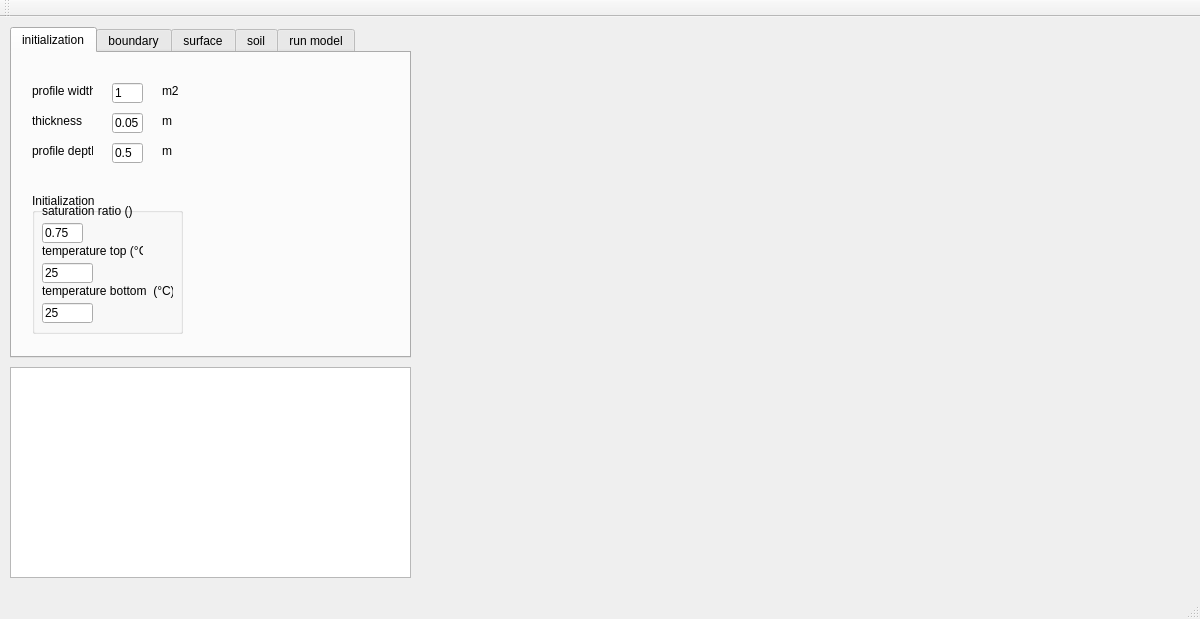
Above: HEAT1D/mainwindow.ui from gaowudao/CRITERIA3D before the change. Below: the same form after it.
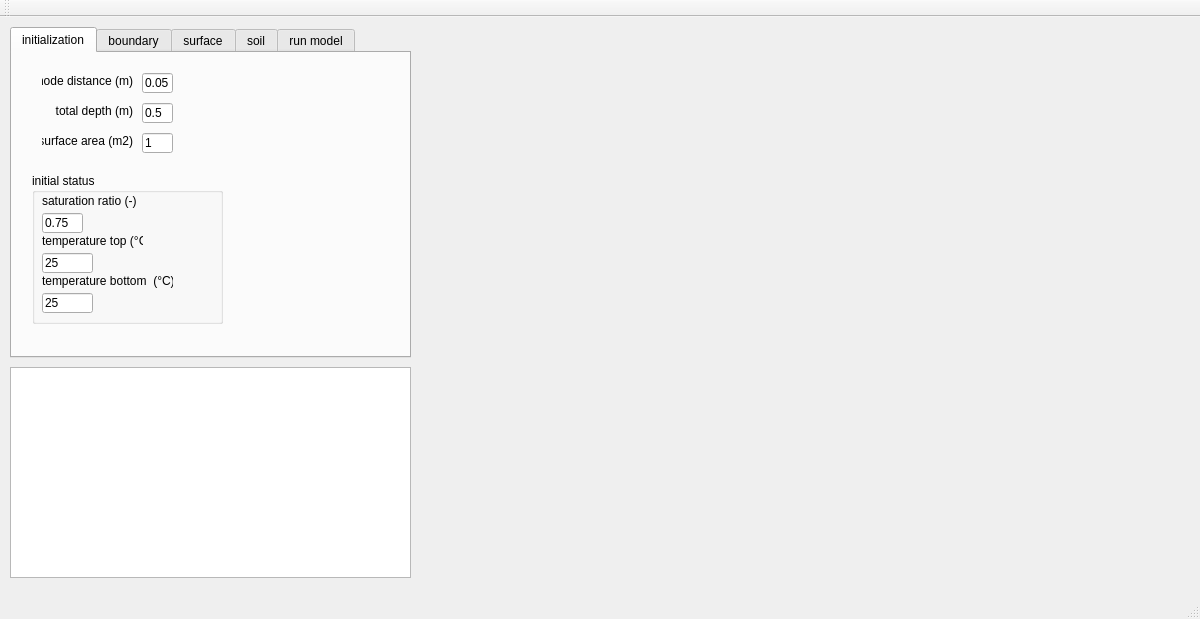
That is the form after the change. The open tabs and pages were chosen to show the change.

Commit message: heat1d minor changes in interface

Diff of the .ui file:
```diff
--- a/HEAT1D/mainwindow.ui
+++ b/HEAT1D/mainwindow.ui
@@ -54,8 +54,8 @@
      <widget class="QLineEdit" name="lineEditWidth">
       <property name="geometry">
        <rect>
-        <x>100</x>
-        <y>30</y>
+        <x>130</x>
+        <y>80</y>
         <width>31</width>
         <height>20</height>
        </rect>
@@ -67,34 +67,40 @@
      <widget class="QLabel" name="label_3">
       <property name="geometry">
        <rect>
-        <x>20</x>
-        <y>60</y>
-        <width>71</width>
+        <x>30</x>
+        <y>20</y>
+        <width>91</width>
         <height>16</height>
        </rect>
       </property>
       <property name="text">
-       <string>thickness</string>
+       <string>node distance (m)</string>
+      </property>
+      <property name="alignment">
+       <set>Qt::AlignRight|Qt::AlignTrailing|Qt::AlignVCenter</set>
       </property>
      </widget>
      <widget class="QLabel" name="label">
       <property name="geometry">
        <rect>
-        <x>20</x>
-        <y>30</y>
-        <width>61</width>
+        <x>30</x>
+        <y>80</y>
+        <width>91</width>
         <height>16</height>
        </rect>
       </property>
       <property name="text">
-       <string>profile width</string>
+       <string>surface area (m2)</string>
+      </property>
+      <property name="alignment">
+       <set>Qt::AlignRight|Qt::AlignTrailing|Qt::AlignVCenter</set>
       </property>
      </widget>
      <widget class="QLineEdit" name="lineEditDepth">
       <property name="geometry">
        <rect>
-        <x>100</x>
-        <y>90</y>
+        <x>130</x>
+        <y>50</y>
         <width>31</width>
         <height>20</height>
        </rect>
@@ -106,21 +112,24 @@
      <widget class="QLabel" name="label_2">
       <property name="geometry">
        <rect>
-        <x>20</x>
-        <y>90</y>
-        <width>61</width>
+        <x>30</x>
+        <y>50</y>
+        <width>91</width>
         <height>16</height>
        </rect>
       </property>
       <property name="text">
-       <string>profile depth</string>
+       <string>total depth (m)</string>
+      </property>
+      <property name="alignment">
+       <set>Qt::AlignRight|Qt::AlignTrailing|Qt::AlignVCenter</set>
       </property>
      </widget>
      <widget class="QLineEdit" name="lineEditThickness">
       <property name="geometry">
        <rect>
-        <x>100</x>
-        <y>60</y>
+        <x>130</x>
+        <y>20</y>
         <width>31</width>
         <height>20</height>
        </rect>
@@ -129,62 +138,23 @@
        <string>0.05</string>
       </property>
      </widget>
-     <widget class="QLabel" name="label_19">
-      <property name="geometry">
-       <rect>
-        <x>150</x>
-        <y>90</y>
-        <width>21</width>
-        <height>16</height>
-       </rect>
-      </property>
-      <property name="text">
-       <string>m</string>
-      </property>
-     </widget>
-     <widget class="QLabel" name="label_18">
-      <property name="geometry">
-       <rect>
-        <x>150</x>
-        <y>30</y>
-        <width>21</width>
-        <height>16</height>
-       </rect>
-      </property>
-      <property name="text">
-       <string>m2</string>
-      </property>
-     </widget>
-     <widget class="QLabel" name="label_14">
-      <property name="geometry">
-       <rect>
-        <x>150</x>
-        <y>60</y>
-        <width>21</width>
-        <height>16</height>
-       </rect>
-      </property>
-      <property name="text">
-       <string>m</string>
-      </property>
-     </widget>
      <widget class="QGroupBox" name="groupBox_5">
       <property name="geometry">
        <rect>
         <x>20</x>
-        <y>140</y>
-        <width>151</width>
-        <height>141</height>
+        <y>120</y>
+        <width>191</width>
+        <height>151</height>
        </rect>
       </property>
       <property name="title">
-       <string>Initialization</string>
+       <string>initial status</string>
       </property>
       <widget class="QLineEdit" name="lineEditIniWaterContent">
        <property name="geometry">
         <rect>
          <x>10</x>
-         <y>30</y>
+         <y>40</y>
          <width>41</width>
          <height>20</height>
         </rect>
@@ -197,7 +167,7 @@
        <property name="geometry">
         <rect>
          <x>10</x>
-         <y>70</y>
+         <y>80</y>
          <width>51</width>
          <height>20</height>
         </rect>
@@ -210,7 +180,7 @@
        <property name="geometry">
         <rect>
          <x>10</x>
-         <y>50</y>
+         <y>60</y>
          <width>101</width>
          <height>16</height>
         </rect>
@@ -223,20 +193,20 @@
        <property name="geometry">
         <rect>
          <x>10</x>
-         <y>10</y>
+         <y>20</y>
          <width>121</width>
          <height>16</height>
         </rect>
        </property>
        <property name="text">
-        <string>saturation ratio ()</string>
+        <string>&lt;html&gt;&lt;head/&gt;&lt;body&gt;&lt;p&gt;saturation ratio (-)&lt;/p&gt;&lt;/body&gt;&lt;/html&gt;</string>
        </property>
       </widget>
       <widget class="QLabel" name="label_20">
        <property name="geometry">
         <rect>
          <x>10</x>
-         <y>90</y>
+         <y>100</y>
          <width>131</width>
          <height>16</height>
         </rect>
@@ -249,7 +219,7 @@
        <property name="geometry">
         <rect>
          <x>10</x>
-         <y>110</y>
+         <y>120</y>
          <width>51</width>
          <height>20</height>
         </rect>
```
Left out of the diff: 58 changed lines with no effect on the pictures. The commit also changes 3 other files.
